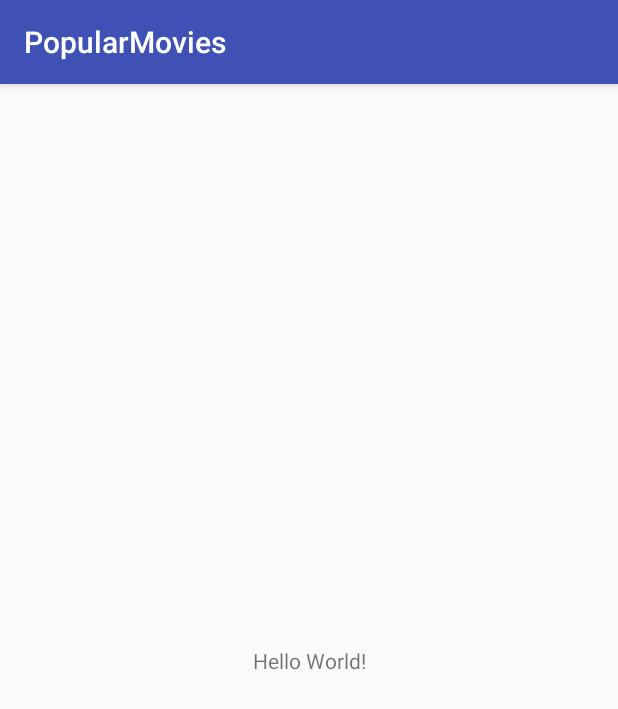
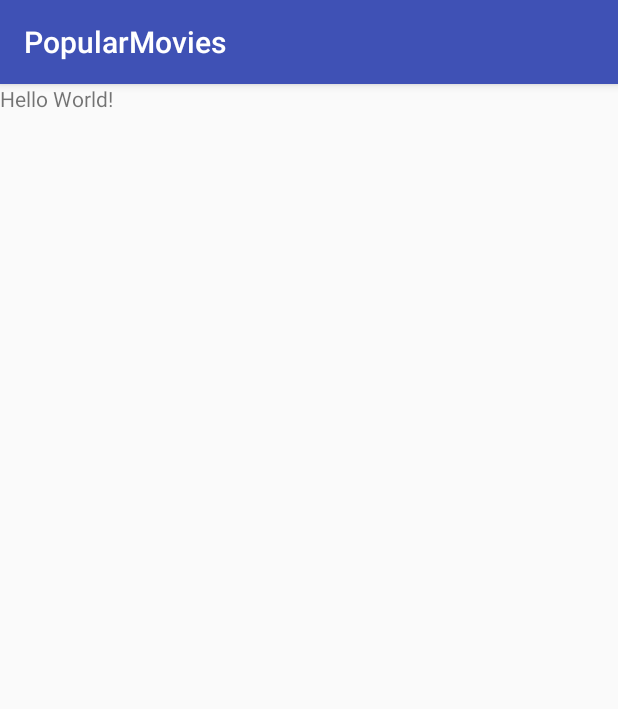
Before and after one commit to AdamLevy359/PopularMovies, an Android app: the screen it shows after launch (MainActivity), on a phone screen of 412 x 824 dp. Shown: the top 709 px of the screen. Run offline under Robolectric (Android 15) with nearby library versions, the light colour scheme and no system bars.

Commit message:
Replaced ConstrainLayout with LinearLayout

```diff
--- a/app/build.gradle
+++ b/app/build.gradle
@@ -25,6 +25,5 @@
         exclude group: 'com.android.support', module: 'support-annotations'
     })
     compile 'com.android.support:appcompat-v7:25.3.1'
-    compile 'com.android.support.constraint:constraint-layout:1.0.2'
     testCompile 'junit:junit:4.12'
 }
--- a/app/src/main/res/layout/activity_main.xml
+++ b/app/src/main/res/layout/activity_main.xml
@@ -1,18 +1,12 @@
 <?xml version="1.0" encoding="utf-8"?>
-<android.support.constraint.ConstraintLayout xmlns:android="http://schemas.android.com/apk/res/android"
-    xmlns:app="http://schemas.android.com/apk/res-auto"
-    xmlns:tools="http://schemas.android.com/tools"
+<LinearLayout xmlns:android="http://schemas.android.com/apk/res/android"
     android:layout_width="match_parent"
-    android:layout_height="match_parent"
-    tools:context="com.example.android.popularmovies.MainActivity">
+    android:layout_height="wrap_content"
+    android:orientation="vertical">
 
     <TextView
         android:layout_width="wrap_content"
         android:layout_height="wrap_content"
-        android:text="Hello World!"
-        app:layout_constraintBottom_toBottomOf="parent"
-        app:layout_constraintLeft_toLeftOf="parent"
-        app:layout_constraintRight_toRightOf="parent"
-        app:layout_constraintTop_toTopOf="parent" />
+        android:text="Hello World!"/>
 
-</android.support.constraint.ConstraintLayout>
+</LinearLayout>
```
